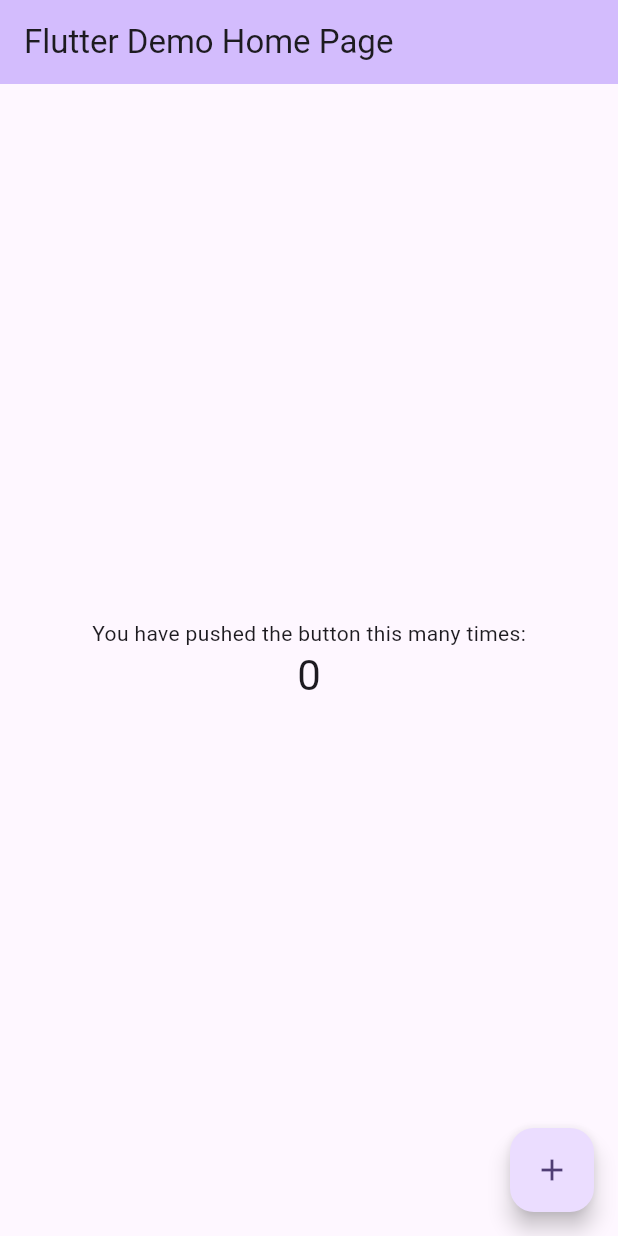
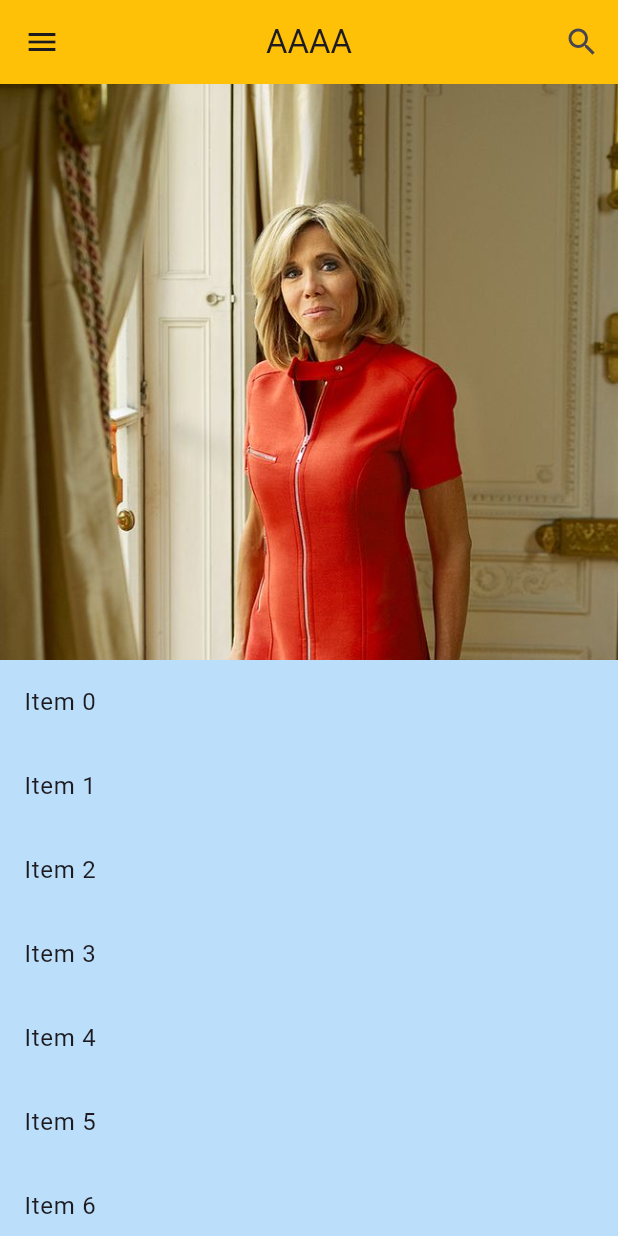
Before and after one commit to KAymeric/TinTok, a Flutter app: the screen it shows after launch, on a phone screen of 412 x 824 dp. Run offline on Flutter 3.47's test engine with Material 3 defaults, Android fonts, the phone set to English and light mode, and no system bars.

```diff
--- a/lib/main.dart
+++ b/lib/main.dart
@@ -1,125 +1,111 @@
+import 'dart:developer' as developer;
+
 import 'package:flutter/material.dart';
 
 void main() {
-  runApp(const MyApp());
+  runApp(const MainApp());
 }
 
-class MyApp extends StatelessWidget {
-  const MyApp({super.key});
+class MainApp extends StatefulWidget {
 
-  // This widget is the root of your application.
+  const MainApp({super.key});
+
+  @override
+  State<MainApp> createState() => _MainAppState();
+}
+
+class _MainAppState extends State<MainApp> {
+  double _sheetPosition = 0.5;
+  DraggableScrollableController shitController = DraggableScrollableController();
+
   @override
   Widget build(BuildContext context) {
     return MaterialApp(
-      title: 'Flutter Demo',
-      theme: ThemeData(
-        // This is the theme of your application.
-        //
-        // TRY THIS: Try running your application with "flutter run". You'll see
-        // the application has a purple toolbar. Then, without quitting the app,
-        // try changing the seedColor in the colorScheme below to Colors.green
-        // and then invoke "hot reload" (save your changes or press the "hot
-        // reload" button in a Flutter-supported IDE, or press "r" if you used
-        // the command line to start the app).
-        //
-        // Notice that the counter didn't reset back to zero; the application
-        // state is not lost during the reload. To reset the state, use hot
-        // restart instead.
-        //
-        // This works for code too, not just values: Most code changes can be
-        // tested with just a hot reload.
-        colorScheme: ColorScheme.fromSeed(seedColor: Colors.deepPurple),
-        useMaterial3: true,
-      ),
-      home: const MyHomePage(title: 'Flutter Demo Home Page'),
-    );
+        home: Scaffold(
+            drawer: const Drawer(
+                child: SafeArea(child: Text(" je suis un drawer"))),
+            appBar: AppBar(
+              title: Title(color: Colors.blue, child: const Text("AAAA")),
+              backgroundColor: Colors.amber,
+              centerTitle: true,
+              actions: [
+                IconButton(
+                    onPressed: () {
+                      developer.log("hallo");
+                    },
+                    icon: const Icon(Icons.search))
+              ],
+            ),
+            body: Stack(
+              children:[
+              const Image(image: AssetImage("assets/Brigitte.jpg")),
+              Center(
+                child: Draggable(
+                  dragAnchorStrategy: (draggable, context, position) {
+                    return position;
+                  },
+                  onDragEnd: (details) {
+                    if (details.offset.dx.abs() >
+                          details.offset.dy.abs() &&
+                        details.offset.dx > 0) {
+                      developer.log("droite");
+                    } else if (details.offset.dx.abs() >
+                          details.offset.dy.abs() &&
+                        details.offset.dx < 0) {
+                      developer.log("gauche");
+                    } else if (details.offset.dy.abs() >
+                          details.offset.dx.abs() &&
+                        details.offset.dy > 0) {
+                      shitController.jumpTo(0);
+                    } else if (details.offset.dy.abs() >
+                          details.offset.dx.abs() &&
+                        details.offset.dy < 0) {
+                      shitController.jumpTo(0.5);
+                    } else if (details.offset.dy.abs() < 5 &&
+                          details.offset.dx.abs() <5) {
+                            shitController.jumpTo(0);
+                          }
+                  },
+                  feedback: Container(
+                    height: 800.0,
+                    width: 400.0,
+                    decoration: BoxDecoration(
+                        color: Colors.transparent,
+                        borderRadius: BorderRadius.circular(0)),
+                  ),
+                  child: Container(
+                    height: 800.0,
+                    width: 400.0,
+                    decoration: BoxDecoration(
+                        color: Colors.transparent,
+                        borderRadius: BorderRadius.circular(0)),
+                  ),
+                ),
+              ),
+              DraggableScrollableSheet(
+                initialChildSize: _sheetPosition,
+                minChildSize: 0,
+                maxChildSize: 1,
+                controller: shitController,
+                snap: true,
+                snapSizes: const [0, 0.5, 1.0],
+                builder: (BuildContext context, ScrollController scrollController){
+                  return Container(
+                    color: Colors.blue[100],
+                    child: ListView.builder(
+                      controller: scrollController,
+                      itemCount: 25,
+                      itemBuilder: (BuildContext context, int index){
+                        return ListTile(
+                          title: Text('Item $index'),
+                        );
+                      },
+                    )
+                  );
+                }
+              ),
+              ]
+            )
+            ));
   }
 }
-
-class MyHomePage extends StatefulWidget {
-  const MyHomePage({super.key, required this.title});
-
-  // This widget is the home page of your application. It is stateful, meaning
-  // that it has a State object (defined below) that contains fields that affect
-  // how it looks.
-
-  // This class is the configuration for the state. It holds the values (in this
-  // case the title) provided by the parent (in this case the App widget) and
-  // used by the build method of the State. Fields in a Widget subclass are
-  // always marked "final".
-
-  final String title;
-
-  @override
-  State<MyHomePage> createState() => _MyHomePageState();
-}
-
-class _MyHomePageState extends State<MyHomePage> {
-  int _counter = 0;
-
-  void _incrementCounter() {
-    setState(() {
-      // This call to setState tells the Flutter framework that something has
-      // changed in this State, which causes it to rerun the build method below
-      // so that the display can reflect the updated values. If we changed
-      // _counter without calling setState(), then the build method would not be
-      // called again, and so nothing would appear to happen.
-      _counter++;
-    });
-  }
-
-  @override
-  Widget build(BuildContext context) {
-    // This method is rerun every time setState is called, for instance as done
-    // by the _incrementCounter method above.
-    //
-    // The Flutter framework has been optimized to make rerunning build methods
-    // fast, so that you can just rebuild anything that needs updating rather
-    // than having to individually change instances of widgets.
-    return Scaffold(
-      appBar: AppBar(
-        // TRY THIS: Try changing the color here to a specific color (to
-        // Colors.amber, perhaps?) and trigger a hot reload to see the AppBar
-        // change color while the other colors stay the same.
-        backgroundColor: Theme.of(context).colorScheme.inversePrimary,
-        // Here we take the value from the MyHomePage object that was created by
-        // the App.build method, and use it to set our appbar title.
-        title: Text(widget.title),
-      ),
-      body: Center(
-        // Center is a layout widget. It takes a single child and positions it
-        // in the middle of the parent.
-        child: Column(
-          // Column is also a layout widget. It takes a list of children and
-          // arranges them vertically. By default, it sizes itself to fit its
-          // children horizontally, and tries to be as tall as its parent.
-          //
-          // Column has various properties to control how it sizes itself and
-          // how it positions its children. Here we use mainAxisAlignment to
-          // center the children vertically; the main axis here is the vertical
-          // axis because Columns are vertical (the cross axis would be
-          // horizontal).
-          //
-          // TRY THIS: Invoke "debug painting" (choose the "Toggle Debug Paint"
-          // action in the IDE, or press "p" in the console), to see the
-          // wireframe for each widget.
-          mainAxisAlignment: MainAxisAlignment.center,
-          children: <Widget>[
-            const Text(
-              'You have pushed the button this many times:',
-            ),
-            Text(
-              '$_counter',
-              style: Theme.of(context).textTheme.headlineMedium,
-            ),
-          ],
-        ),
-      ),
-      floatingActionButton: FloatingActionButton(
-        onPressed: _incrementCounter,
-        tooltip: 'Increment',
-        child: const Icon(Icons.add),
-      ), // This trailing comma makes auto-formatting nicer for build methods.
-    );
-  }
-}
--- a/pubspec.yaml
+++ b/pubspec.yaml
@@ -59,9 +59,8 @@ flutter:
   uses-material-design: true
 
   # To add assets to your application, add an assets section, like this:
-  # assets:
-  #   - images/a_dot_burr.jpeg
-  #   - images/a_dot_ham.jpeg
+  assets:
+    - assets/
 
   # An image asset can refer to one or more resolution-specific "variants", see
   # https://flutter.dev/to/resolution-aware-images
```
Also changed, not shown: assets/Brigitte.jpg (added).
